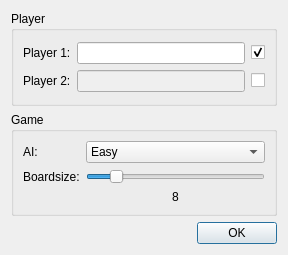
First picture: the form in gamedialog.ui, repository chillyistkult/Reversi, before the edit.
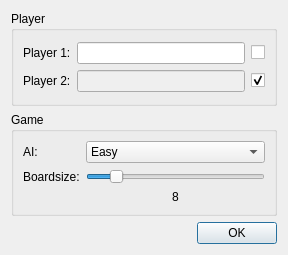
Second picture: the form after the edit.

Diff of the .ui file:
```diff
--- a/gamedialog.ui
+++ b/gamedialog.ui
@@ -30,7 +30,7 @@
              <string/>
             </property>
             <property name="checked">
-             <bool>true</bool>
+             <bool>false</bool>
             </property>
            </widget>
           </item>
@@ -63,6 +63,9 @@
             <property name="text">
              <string/>
             </property>
+            <property name="checked">
+             <bool>true</bool>
+            </property>
            </widget>
           </item>
           <item row="1" column="1">
```
